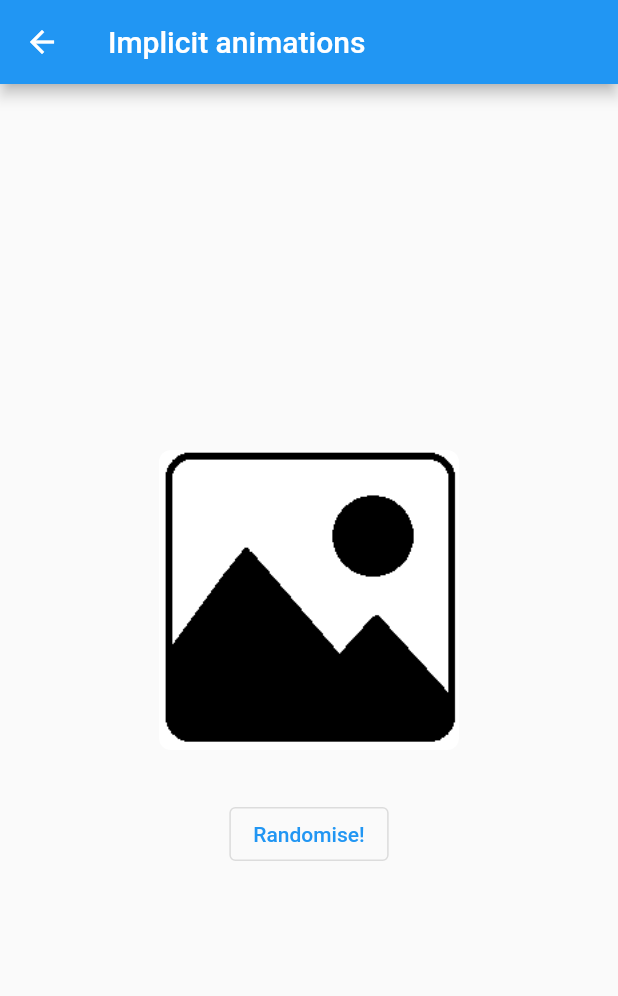
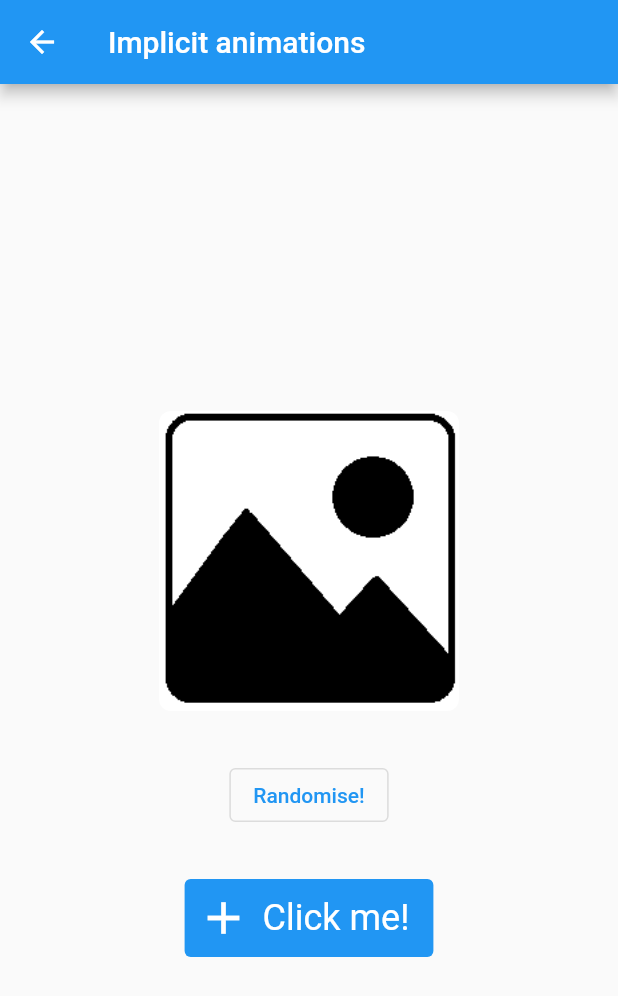
Before and after one commit to TeleSoftas/flutter-animations, a Flutter app: the ImplicitAnimationComponent screen opened directly, on a phone screen of 412 x 824 dp. Shown: the top 996 px of the screen. Run offline on Flutter 3.47's test engine with Material 2 defaults, Android fonts, the phone set to English and light mode, and no system bars; our stand-ins replace flare_flutter.

Commit message:
Add animated widget for implicit_animation_component.dart

```diff
--- a/lib/implicit_animation_component.dart
+++ b/lib/implicit_animation_component.dart
@@ -22,6 +22,9 @@ class _ImplicitAnimationComponentState extends State<ImplicitAnimationComponent>
             SizedBox(height: 32),
             _buildRandomiseButton(),
             SizedBox(height: 32),
+            Flexible(
+              child: AnimatedButton(),
+            ),
           ]),
         ),
       );
@@ -55,3 +58,98 @@ class _ImplicitAnimationComponentState extends State<ImplicitAnimationComponent>
 
   Color randomOpaqueColor(Random source) => Color(source.nextInt(0xffffffff)).withAlpha(0xff);
 }
+
+class AnimatedButton extends StatefulWidget {
+  const AnimatedButton({Key? key}) : super(key: key);
+
+  @override
+  State<AnimatedButton> createState() => _AnimatedButtonState();
+}
+
+enum ButtonState { initial, progress, success }
+
+class _AnimatedButtonState extends State<AnimatedButton> {
+  ButtonState buttonState = ButtonState.initial;
+
+  @override
+  Widget build(BuildContext context) => AnimatedContainer(
+        duration: Duration(milliseconds: 400),
+        decoration: BoxDecoration(
+          color: _getButtonColor(),
+          borderRadius: BorderRadius.all(Radius.circular(_getBorderRadius())),
+        ),
+        child: Material(
+          color: Colors.transparent,
+          child: InkWell(
+            onTap: _startButtonAnimation,
+            child: Padding(
+              padding: const EdgeInsets.all(8),
+              child: Row(mainAxisSize: MainAxisSize.min, children: [
+                AnimatedSwitcher(
+                  duration: Duration(milliseconds: 150),
+                  child: _getIcon(),
+                ),
+                if (_getButtonText().isNotEmpty) ...[
+                  SizedBox(width: 8),
+                  Text(
+                    _getButtonText(),
+                    style: TextStyle(color: Colors.white, fontSize: 24),
+                  ),
+                  SizedBox(width: 8),
+                ]
+              ]),
+            ),
+          ),
+        ),
+      );
+
+  void _startButtonAnimation() {
+    setState(() => buttonState = ButtonState.progress);
+    Future.delayed(Duration(seconds: 2), () => setState(() => buttonState = ButtonState.success));
+  }
+
+  Widget _getIcon() {
+    if (buttonState == ButtonState.success) {
+      return Icon(
+        Icons.check,
+        color: Colors.white,
+        size: 36,
+      );
+    }
+    if (buttonState == ButtonState.initial) {
+      return Icon(
+        Icons.add,
+        color: Colors.white,
+        size: 36,
+      );
+    }
+    return CircularProgressIndicator(color: Colors.white);
+  }
+
+  String _getButtonText() {
+    if (buttonState == ButtonState.success) {
+      return 'Success!';
+    }
+    if (buttonState == ButtonState.initial) {
+      return 'Click me!';
+    }
+    return '';
+  }
+
+  MaterialColor _getButtonColor() {
+    if (buttonState == ButtonState.success) {
+      return Colors.green;
+    }
+    if (buttonState == ButtonState.progress) {
+      return Colors.yellow;
+    }
+    return Colors.blue;
+  }
+
+  double _getBorderRadius() {
+    if (buttonState == ButtonState.initial) {
+      return 4;
+    }
+    return 40;
+  }
+}
```
